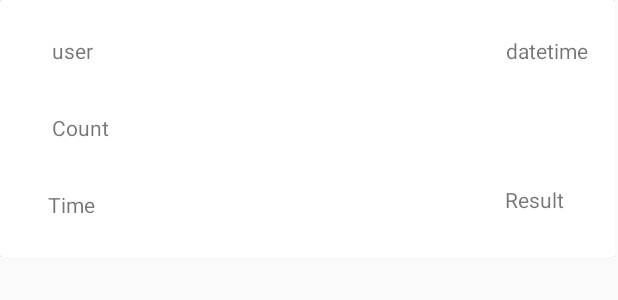
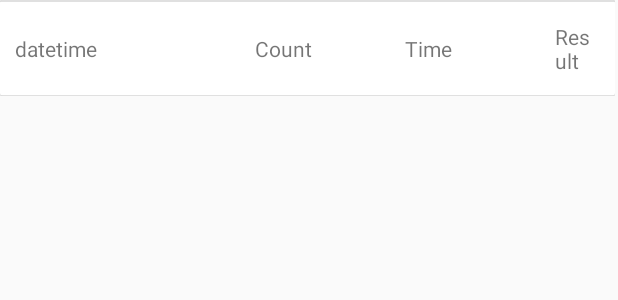
Before and after one commit to VectorXz/WirelessMatchingGame, an Android app: the layout item_stats.xml on its own in the app's theme, with its tools: preview values and no code run, on a phone screen of 412 x 824 dp. Shown: the top 300 px of the screen. Run offline under Robolectric (Android 15) with nearby library versions, the phone set to English and light mode, and no system bars.

Commit message:
feat: organized layout of item_stats view.

```diff
--- a/app/src/main/java/com/example/wirelessmatchinggame/ViewStatistics.kt
+++ b/app/src/main/java/com/example/wirelessmatchinggame/ViewStatistics.kt
@@ -31,11 +31,6 @@ class ViewStatistics : AppCompatActivity() {
     private lateinit var statsReference: DatabaseReference
 
     private inner class ProductViewHolder internal constructor(private val view: View) : RecyclerView.ViewHolder(view) {
-        internal fun setUser(user: String) {
-            val textView = view.findViewById<TextView>(R.id.userTxt)
-            textView.text = user
-        }
-
         internal fun setCount(count: String) {
             val textView = view.findViewById<TextView>(R.id.countTxt)
             textView.text = count+" flips"
@@ -61,7 +56,6 @@ class ViewStatistics : AppCompatActivity() {
 
     private inner class ProductFirestoreRecyclerAdapter internal constructor(options: FirestoreRecyclerOptions<Statistic>) : FirestoreRecyclerAdapter<Statistic, ProductViewHolder>(options) {
         override fun onBindViewHolder(productViewHolder: ProductViewHolder, position: Int, productModel: Statistic) {
-            productViewHolder.setUser(productModel.user)
             productViewHolder.setDateTime(productModel.date)
             productViewHolder.setCount(productModel.count)
             productViewHolder.setResult(productModel.result)
--- a/app/src/main/res/layout/item_stats.xml
+++ b/app/src/main/res/layout/item_stats.xml
@@ -8,73 +8,67 @@
     <androidx.cardview.widget.CardView
         android:id="@+id/cardView"
         android:layout_width="410dp"
-        android:layout_height="171dp"
+        android:layout_height="64dp"
+        app:layout_constraintBottom_toBottomOf="parent"
         app:layout_constraintEnd_toEndOf="parent"
         app:layout_constraintStart_toStartOf="parent"
         app:layout_constraintTop_toTopOf="parent">
 
-        <androidx.constraintlayout.widget.ConstraintLayout
+        <LinearLayout
             android:layout_width="match_parent"
-            android:layout_height="match_parent">
+            android:layout_height="match_parent"
+            android:orientation="vertical">
+
+            <View
+                android:id="@+id/divider5"
+                android:layout_width="match_parent"
+                android:layout_height="1dp"
+                android:background="?android:attr/listDivider" />
+
+            <LinearLayout
+                android:layout_width="match_parent"
+                android:layout_height="62dp"
+                android:gravity="center_vertical"
+                android:orientation="horizontal"
+                android:paddingLeft="10dp"
+                android:paddingRight="10dp">
 
                 <TextView
                     android:id="@+id/datetimeTxt"
                     android:layout_width="wrap_content"
                     android:layout_height="wrap_content"
-                android:layout_marginStart="272dp"
-                android:text="datetime"
-                app:layout_constraintBottom_toBottomOf="parent"
-                app:layout_constraintEnd_toEndOf="parent"
-                app:layout_constraintHorizontal_bias="0.157"
-                app:layout_constraintStart_toEndOf="@+id/userTxt"
-                app:layout_constraintTop_toTopOf="parent"
-                app:layout_constraintVertical_bias="0.157" />
-
-            <TextView
-                android:id="@+id/userTxt"
-                android:layout_width="wrap_content"
-                android:layout_height="wrap_content"
-                android:text="user"
-                app:layout_constraintBottom_toBottomOf="parent"
-                app:layout_constraintEnd_toEndOf="parent"
-                app:layout_constraintHorizontal_bias="0.091"
-                app:layout_constraintStart_toStartOf="parent"
-                app:layout_constraintTop_toTopOf="parent"
-                app:layout_constraintVertical_bias="0.157" />
+                    android:width="160dp"
+                    android:text="datetime" />
 
                 <TextView
                     android:id="@+id/countTxt"
                     android:layout_width="wrap_content"
                     android:layout_height="wrap_content"
-                android:layout_marginTop="32dp"
-                android:text="Count"
-                app:layout_constraintEnd_toEndOf="parent"
-                app:layout_constraintHorizontal_bias="0.094"
-                app:layout_constraintStart_toStartOf="parent"
-                app:layout_constraintTop_toBottomOf="@+id/userTxt" />
+                    android:width="100dp"
+                    android:text="Count" />
 
                 <TextView
                     android:id="@+id/timeTxt"
                     android:layout_width="wrap_content"
                     android:layout_height="wrap_content"
-                android:layout_marginStart="32dp"
-                android:layout_marginTop="32dp"
-                android:text="Time"
-                app:layout_constraintStart_toStartOf="parent"
-                app:layout_constraintTop_toBottomOf="@+id/countTxt" />
+                    android:width="100dp"
+                    android:text="Time" />
 
                 <TextView
                     android:id="@+id/resultTxt"
                     android:layout_width="wrap_content"
                     android:layout_height="wrap_content"
-                android:layout_marginStart="272dp"
-                android:layout_marginTop="80dp"
-                android:text="Result"
-                app:layout_constraintEnd_toEndOf="parent"
-                app:layout_constraintHorizontal_bias="0.029"
-                app:layout_constraintStart_toEndOf="@+id/timeTxt"
-                app:layout_constraintTop_toBottomOf="@+id/datetimeTxt" />
-        </androidx.constraintlayout.widget.ConstraintLayout>
+                    android:width="60dp"
+                    android:text="Result" />
+
+            </LinearLayout>
+
+            <View
+                android:id="@+id/divider3"
+                android:layout_width="match_parent"
+                android:layout_height="1dp"
+                android:background="?android:attr/listDivider" />
+        </LinearLayout>
 
     </androidx.cardview.widget.CardView>
 
```
Lines whose indentation alone changed are shown as unchanged.
